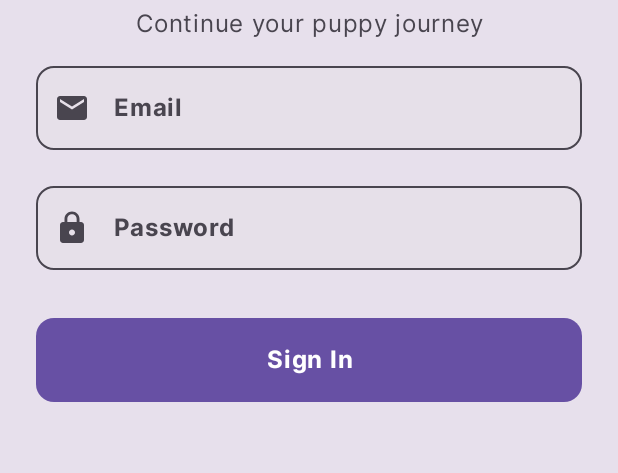
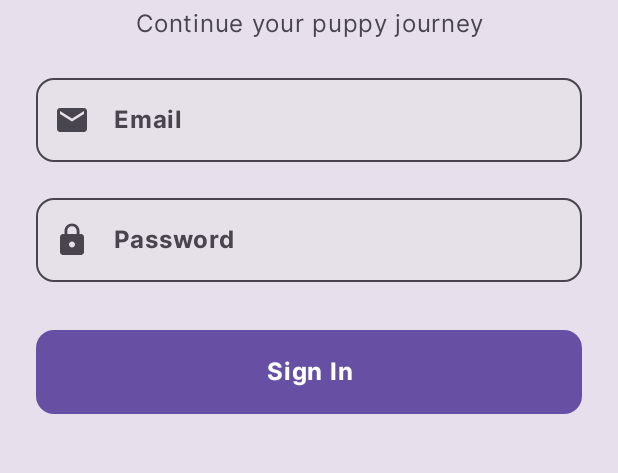
Before and after one commit to WilsonAlmonte/PuppyTimev2, an Android app built with Jetpack Compose: the screen it shows after launch (MainActivity), after a tap on "Sign In", on a phone screen of 412 x 824 dp, the part 168-641 px from its top. Run offline under Robolectric (Android 15) with nearby library versions, the phone set to English and light mode, and no system bars; our stand-ins replace Dagger/Hilt's generated code, Firebase (no records; nobody signed in at launch, a user with empty details on screens opened directly).

Commit message:
chore: refactors AccountUiState screen error

```diff
--- a/app/src/main/java/com/codemote/puppytimev2/presentation/account/AccountScreen.kt
+++ b/app/src/main/java/com/codemote/puppytimev2/presentation/account/AccountScreen.kt
@@ -89,7 +89,7 @@ fun AccountScreen(
             accountUiState.showAccountBottomSheet,
             onDismiss = { accountViewModel.toggleAccountBottomSheet() },
             sheetState = sheetState,
-            unknownError = accountUiState.unKnownError ?: ""
+            unknownError = accountUiState.accountScreenError ?: ""
         ) {
             when (accountUiState.accountBottomSheetType) {
                 AccountBottomSheetType.LOGIN -> {
@@ -118,7 +118,7 @@ fun AccountScreen(
                         userPassword = accountViewModel.userPassword,
                         userEmailInputState = accountUiState.userEmailInputState,
                         userPasswordInputState = accountUiState.userPasswordInputState,
-                        onGetStartedClick = {},
+                        onGetStartedClick = { accountViewModel.createUser {} },
                         operationIsLoading = accountUiState.isLoading,
                         onValueChange = { value, type ->
                             accountViewModel.onInputChange(
--- a/app/src/main/java/com/codemote/puppytimev2/presentation/account/AccountUiState.kt
+++ b/app/src/main/java/com/codemote/puppytimev2/presentation/account/AccountUiState.kt
@@ -5,7 +5,7 @@ data class AccountUiState(
     val accountBottomSheetType: AccountBottomSheetType = AccountBottomSheetType.NONE,
     val userEmailInputState: InputState = InputState(),
     val userPasswordInputState: InputState = InputState(),
-    val unKnownError: String? = null,
+    val accountScreenError: String? = null,
     val isLoading: Boolean = false
 )
 
--- a/app/src/main/java/com/codemote/puppytimev2/presentation/account/components/AccountBottomSheet.kt
+++ b/app/src/main/java/com/codemote/puppytimev2/presentation/account/components/AccountBottomSheet.kt
@@ -62,7 +62,11 @@ fun AccountBottomSheet(
             ) {
                 content()
                 if (unknownError.isNotEmpty()) {
-                    Text(text = unknownError, color = MaterialTheme.colorScheme.error)
+                    Text(
+                        text = unknownError,
+                        color = MaterialTheme.colorScheme.error,
+                        modifier = Modifier.padding(top = 16.dp)
+                    )
                 }
             }
         }
@@ -92,7 +96,7 @@ fun LoginLayout(
     Text(
         modifier = Modifier
             .fillMaxWidth()
-            .padding(bottom = 8.dp),
+            .padding(bottom = 16.dp),
         text = stringResource(R.string.login_layout_subtitle),
         style = MaterialTheme.typography.bodyLarge.copy(
             textAlign = TextAlign.Center,
```
